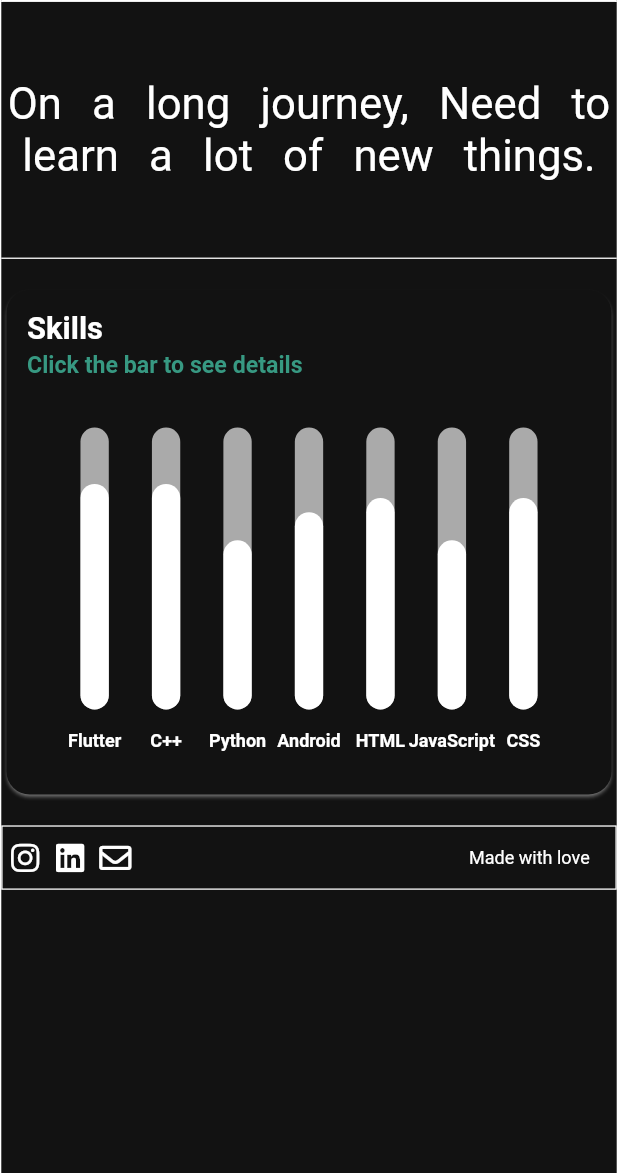
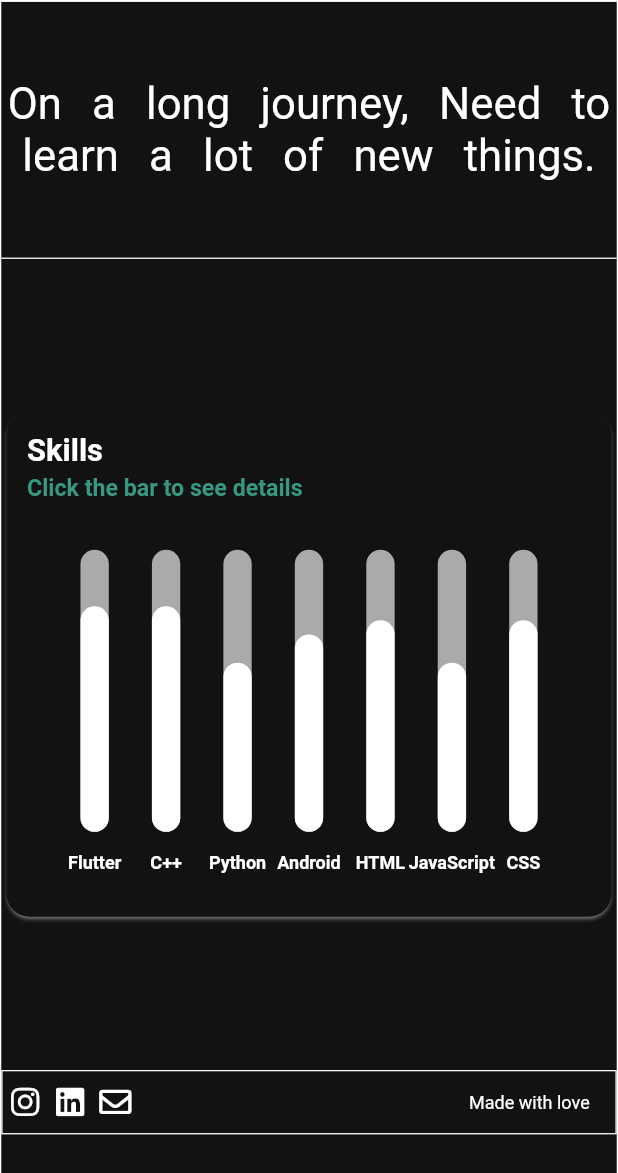
Before and after one commit to Yogeshk4124/yogeshk4124.github.io, a Flutter app: the Skills screen opened directly, on a phone screen of 412 x 824 dp, the part 63-1236 px from its top. Run offline on Flutter 3.47's test engine with Material 2 defaults, Android fonts, the phone set to English and light mode, and no system bars; drawn by our look-alikes of fl_chart; our stand-ins replace animated_text_kit, font_awesome_flutter, google_fonts, responsive_framework; missing offline and left inert: flutter_page_transition; network calls fail; Roboto replaces fonts that are missing (Monoton).

```diff
--- a/lib/Pages/Skills.dart
+++ b/lib/Pages/Skills.dart
@@ -37,16 +37,23 @@ class _SkillsState extends State<Skills> {
                 page: 1,
               ),
               Expanded(
-                flex: 10,
                 child: SingleChildScrollView(
+                  child: ConstrainedBox(
+                    constraints: BoxConstraints(
+                        minWidth: MediaQuery.of(context).size.width,
+                        minHeight: MediaQuery.of(context).size.height - 80),
+                    child: IntrinsicHeight(
+                      child: Container(
                         child: Column(
+                          mainAxisSize: MainAxisSize.min,
                           children: [
                             Container(
                               height: 200,
                               decoration: BoxDecoration(
                                 border: Border(
                                   top: BorderSide.none,
-                            bottom: BorderSide(color: Colors.white, width: 1),
+                                  bottom:
+                                      BorderSide(color: Colors.white, width: 1),
                                 ),
                               ),
                               alignment: Alignment.center,
@@ -60,12 +67,22 @@ class _SkillsState extends State<Skills> {
                                 textAlign: TextAlign.center,
                               ),
                             ),
-                      BarChartSample1(chartWidth: 500, chartHeight: 400),
+                            Expanded(
+                                child: Container(
+                                    child: BarChartSample1(
+                                        chartWidth: 500, chartHeight: 400))),
                             CustomBuilder.buildContactFooter(),
                           ],
                         ),
                       ),
                     ),
+                  ),
+                ),
+              ),
+              // Text(
+              //   'check',
+              //   style: TextStyle(color: Colors.white),
+              // )
             ],
           ),
         ),
--- a/lib/main.dart
+++ b/lib/main.dart
@@ -17,6 +17,7 @@ class MyApp extends StatelessWidget {
   @override
   Widget build(BuildContext context) {
     return MaterialApp(
+        debugShowCheckedModeBanner: false,
         title: 'Portfolio',
         theme: ThemeData(
           primarySwatch: Colors.blue,
--- a/pubspec.yaml
+++ b/pubspec.yaml
@@ -35,6 +35,7 @@ dependencies:
   fl_chart: ^0.36.3
   google_fonts: ^2.1.0
   animated_text_kit: ^4.2.1
+  ionicons: ^0.1.2
 
 
 dev_dependencies:
```
Also changed, not shown: lib/Custom/CustomPills.dart (+5 -5 lines), lib/Pages/Projects.dart (+91 -9 lines), pubspec.lock, 4 other files. Lines whose indentation alone changed are shown as unchanged.
